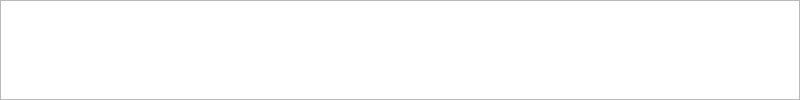
Qt form Editor/OutputView.ui (BangJinM/CPPGame) before a commit.
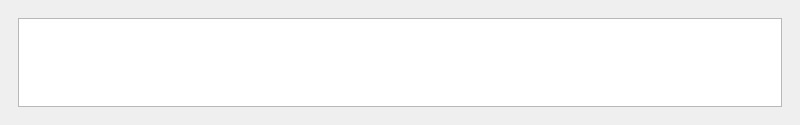
The same form after that commit.

Commit message: * Editor 界面布局

Diff of the .ui file:
```diff
--- a/Editor/OutputView.ui
+++ b/Editor/OutputView.ui
@@ -7,23 +7,24 @@
     <x>0</x>
     <y>0</y>
     <width>800</width>
-    <height>100</height>
+    <height>125</height>
    </rect>
   </property>
   <property name="windowTitle">
    <string>Output</string>
   </property>
   <widget class="QWidget" name="dockWidgetContents">
-   <widget class="QTextBrowser" name="textBrowser">
-    <property name="geometry">
-     <rect>
-      <x>0</x>
-      <y>0</y>
-      <width>800</width>
-      <height>100</height>
-     </rect>
-    </property>
-   </widget>
+   <layout class="QGridLayout" name="gridLayout_2">
+    <item row="0" column="0">
+     <widget class="QFrame" name="verticalFrame">
+      <layout class="QGridLayout" name="gridLayout">
+       <item row="0" column="0">
+        <widget class="QTextBrowser" name="textBrowser"/>
+       </item>
+      </layout>
+     </widget>
+    </item>
+   </layout>
   </widget>
  </widget>
  <resources/>
```
The commit also changes 7 other files.
